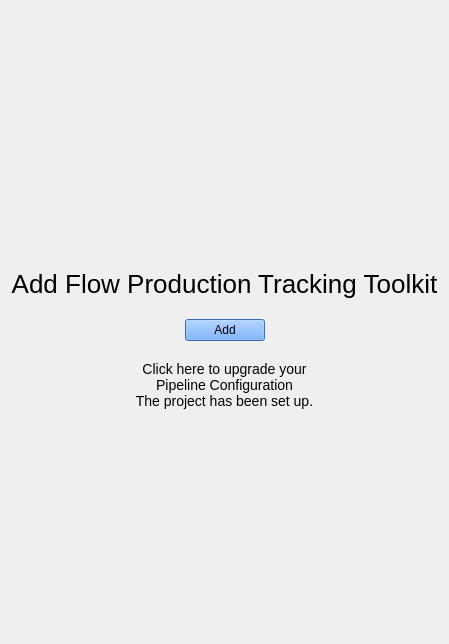
This is resources/update_project_config.ui in shotgunsoftware/tk-desktop as Qt 5 draws it before an edit. The edited form follows.
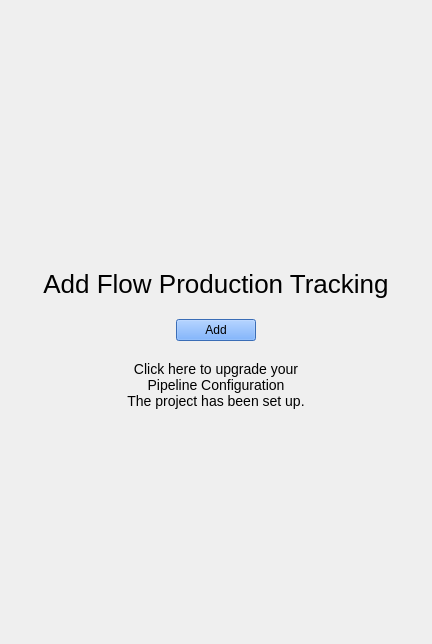
This is the edited form. Icons and pictures are not drawn.

```diff
--- a/resources/update_project_config.ui
+++ b/resources/update_project_config.ui
@@ -86,7 +86,7 @@
         <string notr="true">font-size: 26px;</string>
        </property>
        <property name="text">
-        <string>Add Flow Production Tracking Toolkit</string>
+        <string>Add Flow Production Tracking</string>
        </property>
        <property name="alignment">
         <set>Qt::AlignCenter</set>
```
